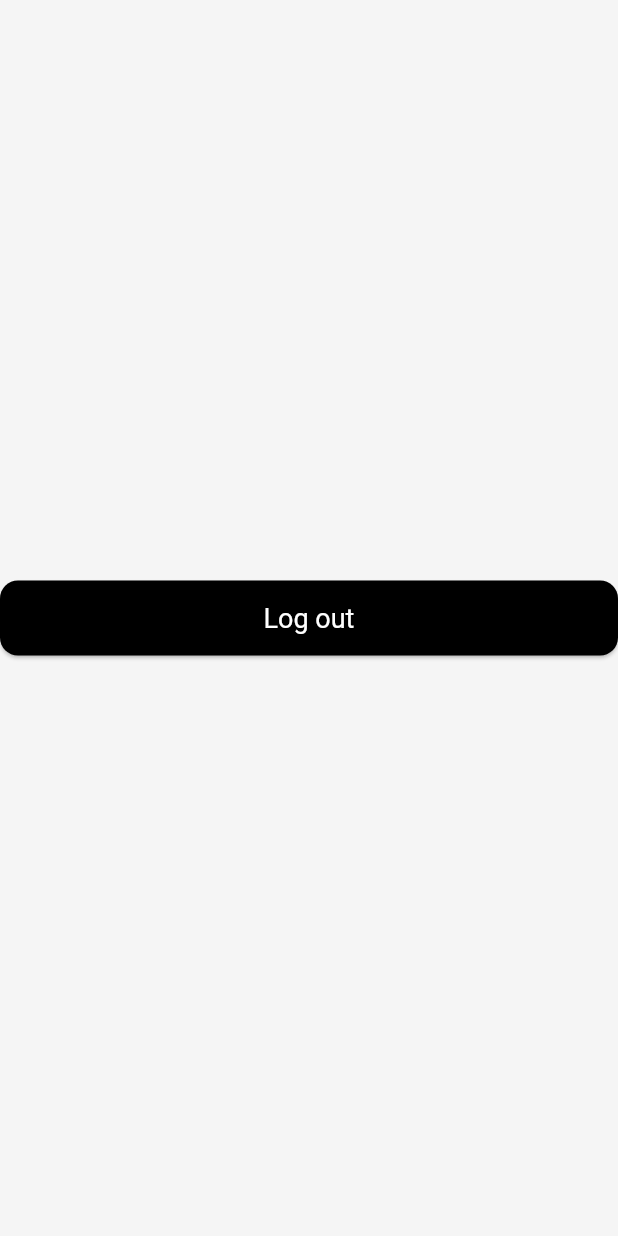
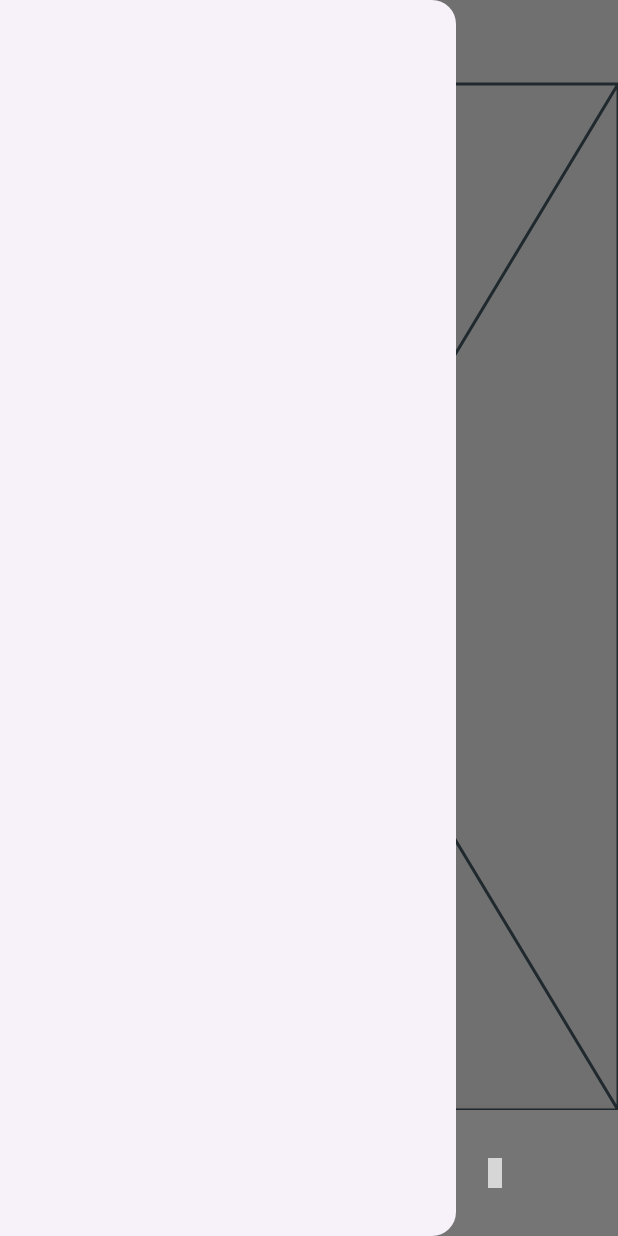
Before and after one commit to paritoshkrjha/Yumster, a Flutter app: the HomeScreen screen opened by its route, with the side drawer open (before the commit the screen has no drawer), on a phone screen of 412 x 824 dp. Run offline on Flutter 3.47's test engine with Material 3 defaults, Android fonts, the phone set to English and light mode, and no system bars; drawn by our look-alikes of flashy_tab_bar2; our stand-ins replace flutter_riverpod, flutter_secure_storage, flutter_spinkit, fluttertoast, fpdart, go_router and 3 more; accounts and stored records are empty; grey boxes are pictures that could not be loaded.

Commit message:
Added bottom nav bar

```diff
--- /dev/null
+++ b/lib/data/providers/navbar_index_provider.dart
@@ -0,0 +1,5 @@
+import 'package:flutter_riverpod/flutter_riverpod.dart';
+
+final NavbarIndexProvider = StateProvider<int>((ref) {
+  return 0;
+});
--- a/lib/features/home/screens/home.dart
+++ b/lib/features/home/screens/home.dart
@@ -1,14 +1,18 @@
 import 'package:flutter/material.dart';
+import 'package:flutter_riverpod/flutter_riverpod.dart';
+import 'package:google_fonts/google_fonts.dart';
 import 'package:yumster/features/auth/controller/auth_controller.dart';
+import 'package:yumster/features/home/widgets/bottom_navigation_bar.dart';
+import 'package:yumster/features/home/widgets/drawer.dart';
 
-class HomeScreen extends StatefulWidget {
+class HomeScreen extends ConsumerStatefulWidget {
   const HomeScreen({super.key});
 
   @override
-  State<HomeScreen> createState() => _HomeScreenState();
+  ConsumerState<HomeScreen> createState() => _HomeScreenState();
 }
 
-class _HomeScreenState extends State<HomeScreen> {
+class _HomeScreenState extends ConsumerState<HomeScreen> {
   _handleLogOut() {
     AuthController().handleLogOut(context);
   }
@@ -16,12 +20,18 @@ class _HomeScreenState extends State<HomeScreen> {
   @override
   Widget build(BuildContext context) {
     return Scaffold(
-      body: Center(
-        child: ElevatedButton(
-          onPressed: _handleLogOut,
-          child: const Text('Log out'),
+        appBar: AppBar(
+          title: Text(
+            'Yumster',
+            style: GoogleFonts.dancingScript().copyWith(
+              fontSize: 24,
+              fontWeight: FontWeight.bold,
+            ),
+          ),
+          centerTitle: true,
         ),
-      ),
-    );
+        drawer: const CustomDrawer(),
+        body: const Placeholder(),
+        bottomNavigationBar: const CustomBottomNavigationBar());
   }
 }
--- /dev/null
+++ b/lib/features/home/widgets/bottom_navigation_bar.dart
@@ -0,0 +1,53 @@
+import 'package:flashy_tab_bar2/flashy_tab_bar2.dart';
+import 'package:flutter/material.dart';
+import 'package:flutter_riverpod/flutter_riverpod.dart';
+import 'package:iconsax/iconsax.dart';
+import 'package:yumster/data/providers/navbar_index_provider.dart';
+
+class CustomBottomNavigationBar extends ConsumerStatefulWidget {
+  const CustomBottomNavigationBar({super.key});
+
+  @override
+  ConsumerState<CustomBottomNavigationBar> createState() =>
+      _CustomBottomNavigationBarState();
+}
+
+class _CustomBottomNavigationBarState
+    extends ConsumerState<CustomBottomNavigationBar> {
+  @override
+  Widget build(BuildContext context) {
+    return FlashyTabBar(
+      selectedIndex: ref.watch(NavbarIndexProvider),
+      onItemSelected: (value) {
+        ref.read(NavbarIndexProvider.notifier).state = value;
+      },
+      items: [
+        FlashyTabBarItem(
+          activeColor: Colors.black,
+          inactiveColor: Colors.grey,
+          icon: const Icon(
+            Iconsax.home,
+          ),
+          title: const Text('Home'),
+        ),
+        FlashyTabBarItem(
+          activeColor: Colors.black,
+          inactiveColor: Colors.grey,
+          icon: const Icon(
+            Icons.star_outline_rounded,
+            size: 26,
+          ),
+          title: const Text('Starred'),
+        ),
+        FlashyTabBarItem(
+          activeColor: Colors.black,
+          inactiveColor: Colors.grey,
+          icon: const Icon(
+            Iconsax.user,
+          ),
+          title: const Text('Profile'),
+        ),
+      ],
+    );
+  }
+}
--- /dev/null
+++ b/lib/features/home/widgets/drawer.dart
@@ -0,0 +1,10 @@
+import 'package:flutter/material.dart';
+
+class CustomDrawer extends StatelessWidget {
+  const CustomDrawer({super.key});
+
+  @override
+  Widget build(BuildContext context) {
+    return const Drawer();
+  }
+}
--- a/pubspec.yaml
+++ b/pubspec.yaml
@@ -47,6 +47,7 @@ dependencies:
   go_router: ^14.2.0
   fluttertoast: ^8.2.6
   flutter_secure_storage: ^9.2.2
+  flashy_tab_bar2: ^0.0.10
 
 dev_dependencies:
   flutter_test:
```
Also changed, not shown: pubspec.lock.
